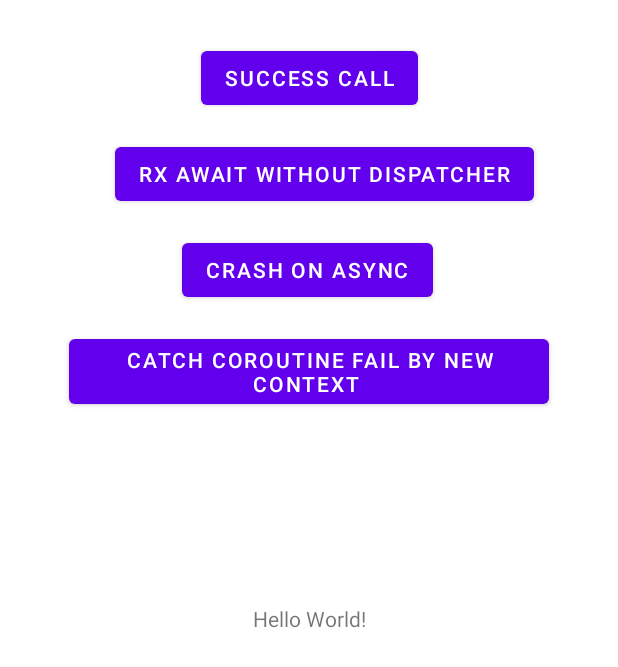
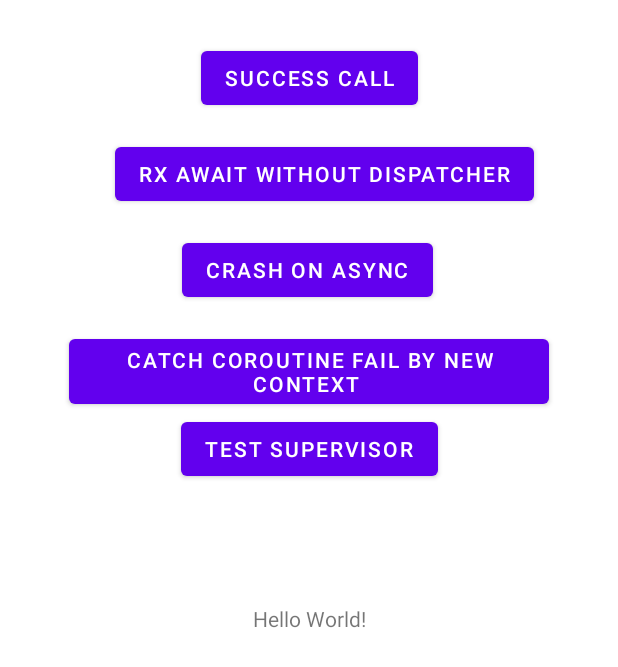
Before and after one commit to Zimins/CoroutineCrashDemos, an Android app: the layout activity_main.xml on its own in the app's theme, with its tools: preview values and no code run, on a phone screen of 412 x 824 dp. Shown: the top 667 px of the screen. Run offline under Robolectric (Android 15) with nearby library versions, the phone set to English and light mode, and no system bars.

Commit message:
add another example

```diff
--- a/app/src/main/res/layout/activity_main.xml
+++ b/app/src/main/res/layout/activity_main.xml
@@ -58,4 +58,13 @@
         app:layout_constraintStart_toStartOf="parent"
         app:layout_constraintTop_toTopOf="parent" />
 
+    <Button
+        android:id="@+id/testSuperviorButton"
+        android:layout_width="wrap_content"
+        android:layout_height="wrap_content"
+        android:text="test supervisor"
+        app:layout_constraintEnd_toEndOf="parent"
+        app:layout_constraintStart_toStartOf="parent"
+        app:layout_constraintTop_toBottomOf="@+id/asyncCatchButton" />
+
 </androidx.constraintlayout.widget.ConstraintLayout>
```
Also changed, not shown: app/src/main/java/com/zapps/coroutinecrashdemos/MainActivity.kt (+51 -9 lines).
